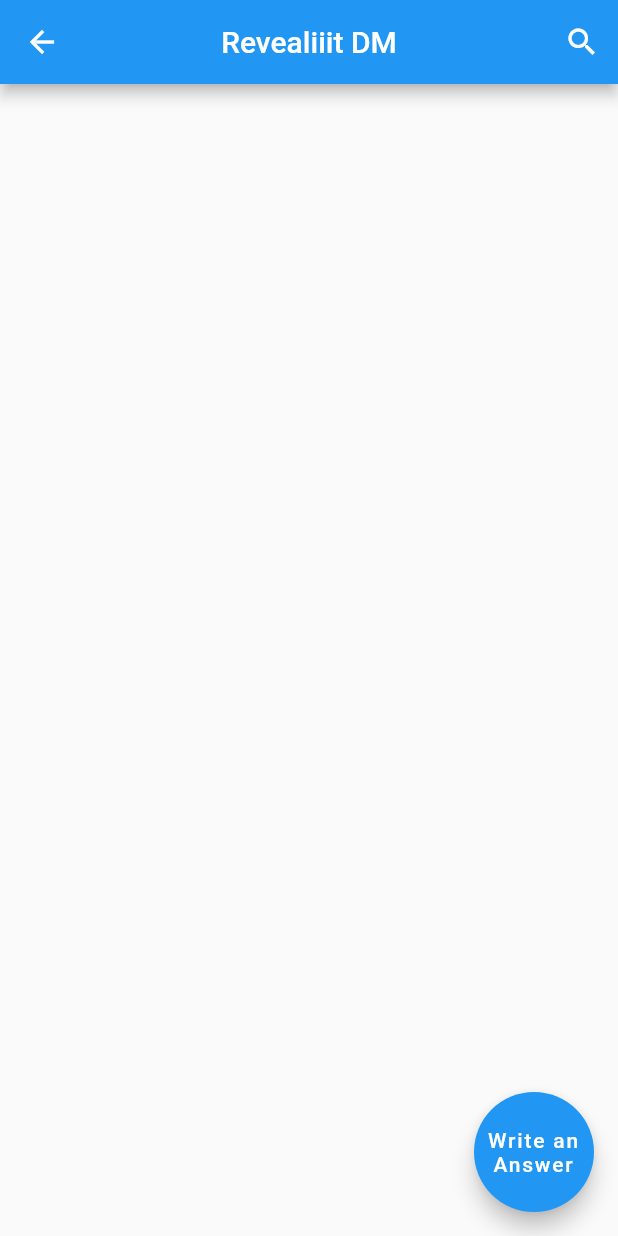
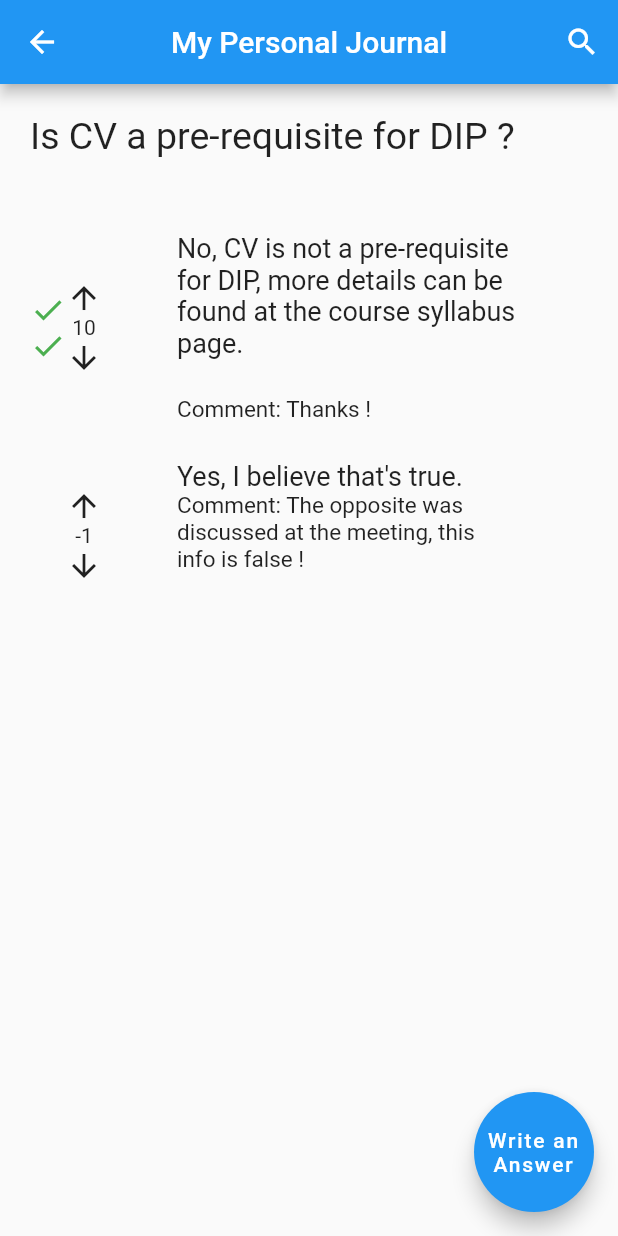
Before and after one commit to itsSRG/iiitdm_hacks, a Flutter app: the Question screen opened by its route, on a phone screen of 412 x 824 dp. Run offline on Flutter 3.47's test engine with Material 2 defaults, Android fonts, the light colour scheme and no system bars; our stand-ins replace cloud_firestore, firebase_auth, firebase_core, google_sign_in; accounts and stored records are empty.

Commit message:
pre-final version

```diff
--- a/lib/individual_question.dart
+++ b/lib/individual_question.dart
@@ -1,11 +1,8 @@
 import 'package:flutter/material.dart';
-import 'package:cloud_firestore/cloud_firestore.dart';
-import 'package:firebase_core/firebase_core.dart';
-import 'dart:convert' show json;
 
 class Question extends StatefulWidget {
   const Question({Key? key, required this.qid}) : super(key: key);
-  final String qid;
+  final int qid;
 
   @override
   _QuestionState createState() => _QuestionState();
@@ -13,13 +10,7 @@ class Question extends StatefulWidget {
 
 class _QuestionState extends State<Question> {
   Icon customIcon = const Icon(Icons.search);
-  Widget customSearchBar = const Text('Revealiiit DM');
-
-  final TextEditingController _questionController = TextEditingController();
-  final TextEditingController _descriptionController = TextEditingController();
-
-  final CollectionReference _questionsAsked =
-      FirebaseFirestore.instance.collection('questions');
+  Widget customSearchBar = const Text('My Personal Journal');
 
   @override
   Widget build(BuildContext context) {
@@ -71,39 +62,84 @@ class _QuestionState extends State<Question> {
           centerTitle: true,
         ),
         body: Container(
-          height: MediaQuery.of(context).size.height,
-          width: MediaQuery.of(context).size.width,
-          child: StreamBuilder(
-            stream: _questionsAsked.snapshots(),
-            builder: (context, AsyncSnapshot<QuerySnapshot> streamSnapshot) {
-              if (streamSnapshot.hasData) {
-                return Expanded(
-                  child: ListView.builder(
-                    itemCount: streamSnapshot.data!.docs.length,
-                    itemBuilder: (context, index) {
-                      final DocumentSnapshot documentSnapshot =
-                          streamSnapshot.data!.docs[index];
-                      return Card(
-                        margin: const EdgeInsets.all(10),
-                        child: ListTile(
-                            title: Text(documentSnapshot.toString()
-                            ),
-                            subtitle: Text(
-                              documentSnapshot.data().toString(),
-                              maxLines: 1,
-                              overflow: TextOverflow.ellipsis,
-                              softWrap: false,
-                            )),
-                      );
-                    },
-                  ),
-                );
-              }
-
-              return const Center(
-                child: CircularProgressIndicator(),
-              );
-            },
+          padding: EdgeInsets.all(20),
+          child: Column(crossAxisAlignment: CrossAxisAlignment.start,
+            children: [
+              Text(
+                'Is CV a pre-requisite for DIP ?',
+                style: TextStyle(fontSize: 25),
+              ),
+              SizedBox(
+                height: 50,
+              ),
+             Row(
+      children: [
+        Column(children: [
+          Icon(
+            Icons.check,
+            color: Colors.green,
+          ),
+          Icon(Icons.check,color: Colors.green,
+          )
+        ]),
+        Column(
+          children: [
+            Icon(Icons.arrow_upward),
+            Text('10'),
+            Icon(Icons.arrow_downward)
+          ],
+        ),
+        SizedBox(
+          width: 50,
+        ),
+        Column(crossAxisAlignment: CrossAxisAlignment.start,
+          children: [
+            Text(
+              'No, CV is not a pre-requisite \nfor DIP, more details can be \nfound at the course syllabus \npage.',
+              style: TextStyle(fontSize: 18),
+            ),
+            SizedBox(height: 25),
+            Text(
+              'Comment: Thanks !',
+              style: TextStyle(fontSize: 15),
+              textAlign: TextAlign.left,
+            )
+          ],
+        )
+      ]),
+      SizedBox(height: 25),
+      Row(
+      children: [
+        SizedBox(width: 24,),
+        Column(
+          children: [
+            Icon(Icons.arrow_upward),
+            Text('-1'),
+            Icon(Icons.arrow_downward)
+          ],
+        ),
+        SizedBox(
+          width: 50,
+        ),
+        Column(crossAxisAlignment: CrossAxisAlignment.start,
+          children: [
+            Text(
+              'Yes, I believe that\'s true.',
+              style: TextStyle(fontSize: 18),
+            ),
+            SizedBox(
+          width: 50,
+        ),
+            Text(
+              'Comment: The opposite was \ndiscussed at the meeting, this \ninfo is false !',
+              style: TextStyle(fontSize: 15),
+              textAlign: TextAlign.left,
+            ),
+            SizedBox(height: 25),
+          ],
+        )
+      ])
+            ],
           ),
         ),
         floatingActionButton: Container(
@@ -125,26 +161,4 @@ class _QuestionState extends State<Question> {
           ),
         ));
   }
-
-//   Future<void> getCategoriesCollectionFromFirebase() async {
-//     DocumentSnapshot snapshot = await _questionsAsked.doc('categories').get();
-//     if (snapshot.exists) {
-//       Map<String, dynamic> data = snapshot.data() as Map<String, dynamic>;
-//       var answerData = data[widget.qid] as List<dynamic>;
-//       answerData.forEach((catData) {
-//         var answer = {
-//           'approved_by_officials':
-//               json.decode(catData)['approved_by_officials'],
-//           'approved_by_questoiner':
-//               json.decode(catData)['approved_by_questoiner'],
-//           'comments': json.decode(catData)['comments'],
-//           'description': json.decode(catData)['description'],
-//           'downvote': json.decode(catData)['downvote'],
-//           'upvote': json.decode(catData)['upvote']
-//         };
-
-//         print(answer);
-//       });
-//     }
-//   }
 }
--- a/lib/main.dart
+++ b/lib/main.dart
@@ -20,7 +20,7 @@ class MyApp extends StatelessWidget {
          '/':      (BuildContext context) => new LoginPage(),
          '/questions': (BuildContext context) => new Questions(),
          '/forum/1': (BuildContext context) => new ForumDetailPage(),
-         '/individual_question': (BuildContext context) => new Question(qid: '12'),
+         '/individual_question': (BuildContext context) => new Question(qid: 12),
       },
       initialRoute: '/',
     );
```
